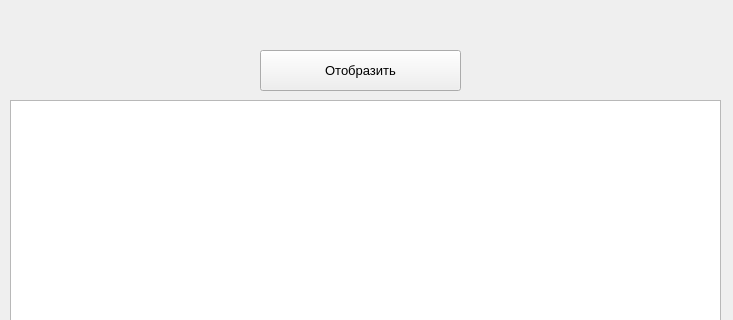
Before: the Qt Designer form main.ui in Laimusp/CoffeeProject, drawn with Qt 5; both pictures show x 0 to 733 and y 0 to 320 of the 733 by 606 pixel window.
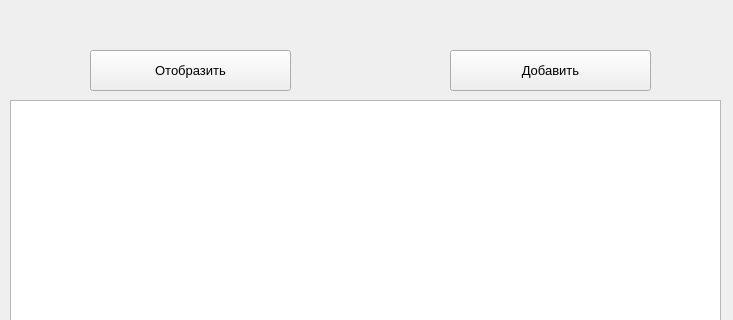
After: the same form once the commit is applied.

The edit to the form file:
```diff
--- a/main.ui
+++ b/main.ui
@@ -16,7 +16,7 @@
   <widget class="QPushButton" name="pushButton">
    <property name="geometry">
     <rect>
-     <x>260</x>
+     <x>90</x>
      <y>50</y>
      <width>201</width>
      <height>41</height>
@@ -41,6 +41,24 @@
     </rect>
    </property>
   </widget>
+  <widget class="QPushButton" name="pushButton_2">
+   <property name="geometry">
+    <rect>
+     <x>450</x>
+     <y>50</y>
+     <width>201</width>
+     <height>41</height>
+    </rect>
+   </property>
+   <property name="font">
+    <font>
+     <pointsize>10</pointsize>
+    </font>
+   </property>
+   <property name="text">
+    <string>Добавить</string>
+   </property>
+  </widget>
  </widget>
  <resources/>
  <connections/>
```
